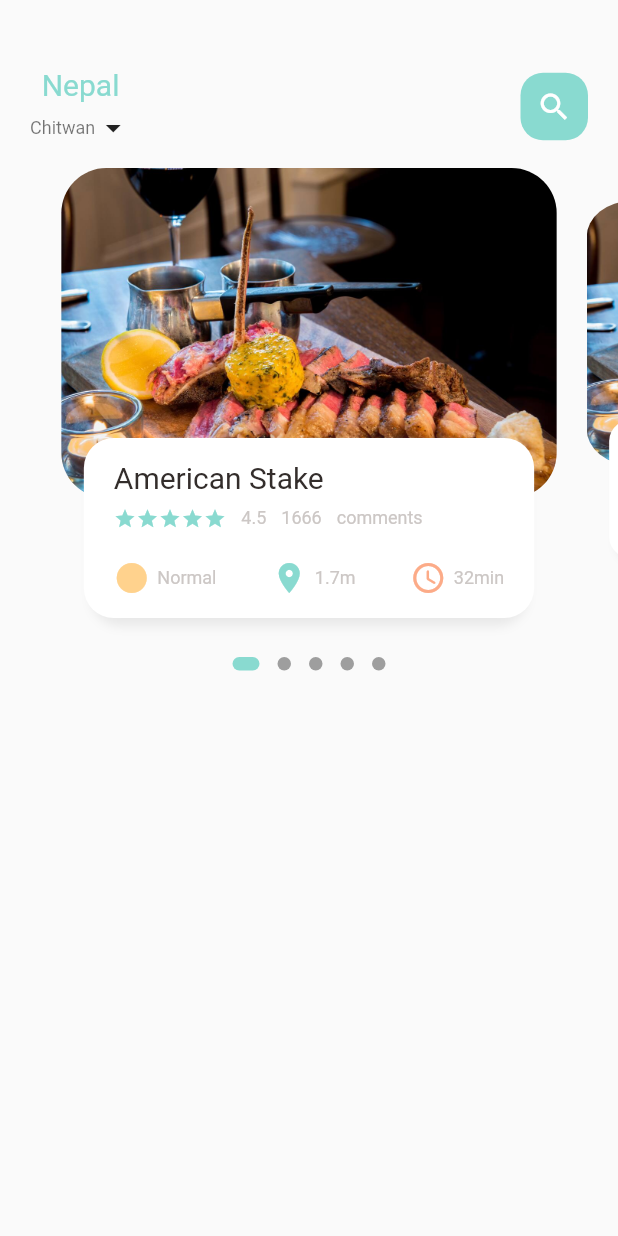
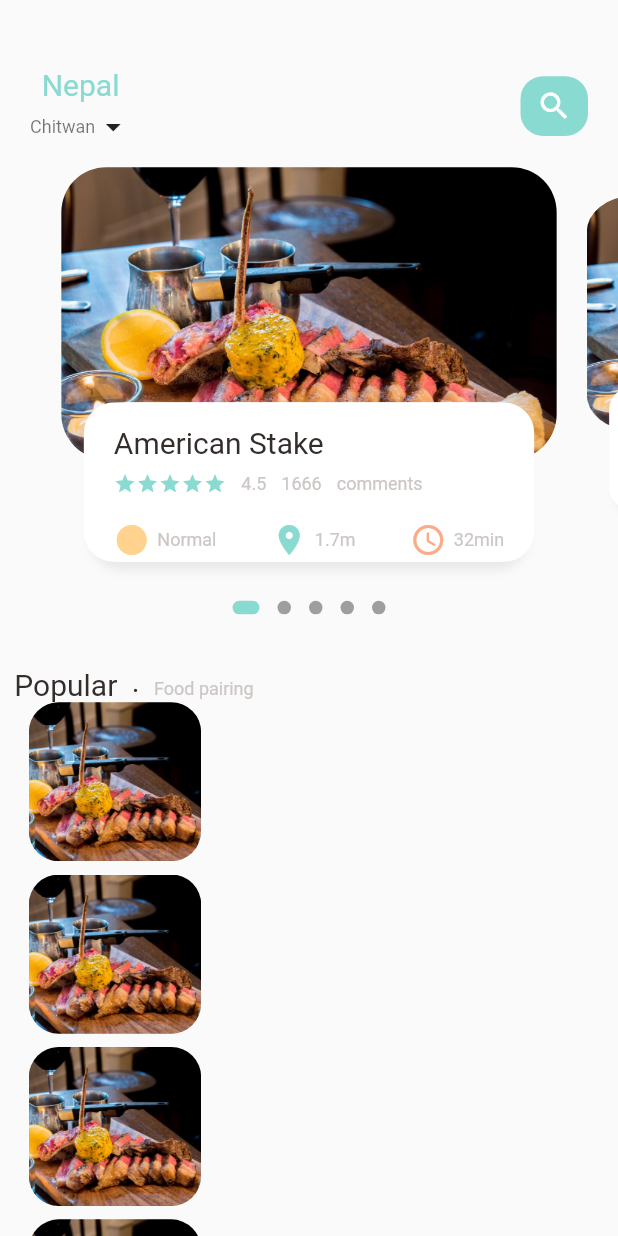
Before and after one commit to Kingyakstha/flutter, a Flutter app: the screen it shows after launch, on a phone screen of 412 x 824 dp. Run offline on Flutter 3.47's test engine with Material 2 defaults, Android fonts, the phone set to English and light mode, and no system bars; drawn by our look-alikes of dots_indicator; our stand-ins replace get.

Commit message:
end of day 1

```diff
--- a/lib/home/food_page_body.dart
+++ b/lib/home/food_page_body.dart
@@ -1,6 +1,7 @@
 import 'package:dots_indicator/dots_indicator.dart';
 import 'package:flutter/material.dart';
 import 'package:flutter_projects/utils/colors.dart';
+import 'package:flutter_projects/utils/dimentions.dart';
 import 'package:flutter_projects/widgets/big_text.dart';
 import 'package:flutter_projects/widgets/icon_text_widget.dart';
 import 'package:flutter_projects/widgets/small_text.dart';
@@ -15,8 +16,8 @@ class FoodPageBody extends StatefulWidget {
 class _FoodPageBodyState extends State<FoodPageBody> {
   PageController pageController = PageController(viewportFraction: 0.85);
   var _currPageValue = 0.0;
-  double _scaleFactor = 0.8;
-  double _height = 220;
+  final double _scaleFactor = 0.8;
+  final double _height = Dimensions.pageViewContainer;
   @override
   void initState() {
     super.initState();
@@ -37,7 +38,7 @@ class _FoodPageBodyState extends State<FoodPageBody> {
     return Column(children: [
       SizedBox(
         //color: Colors.redAccent,
-        height: 320,
+        height: Dimensions.pageView,
         child: PageView.builder(
             controller: pageController,
             itemCount: 5,
@@ -55,6 +56,63 @@ class _FoodPageBodyState extends State<FoodPageBody> {
           activeShape:
               RoundedRectangleBorder(borderRadius: BorderRadius.circular(5.0)),
         ),
+      ),
+      SizedBox(
+        height: Dimensions.height30,
+      ),
+      Container(
+        // decoration: BoxDecoration(color: Colors.red),
+        margin: EdgeInsets.only(
+            left: Dimensions.width10), //(left: Dimensions.width30),
+        child: Row(
+          crossAxisAlignment: CrossAxisAlignment.end,
+          children: [
+            BigText(text: "Popular"),
+            SizedBox(
+              width: Dimensions.width10,
+            ),
+            Container(
+                margin: const EdgeInsets.only(bottom: 3),
+                child: BigText(text: ".")),
+            SizedBox(
+              width: Dimensions.width10,
+            ),
+            Container(
+                margin: const EdgeInsets.only(bottom: 2),
+                child: SmallText(text: "Food pairing")),
+          ],
+        ),
+      ),
+      Container(
+        height: 900,
+        // decoration: BoxDecoration(color: Colors.yellow),
+        child: ListView.builder(
+            physics: NeverScrollableScrollPhysics(),
+            shrinkWrap: true,
+            itemCount: 10,
+            itemBuilder: (context, index) {
+              return Container(
+                  margin: EdgeInsets.only(
+                      left: Dimensions.width20,
+                      right: Dimensions.width20,
+                      bottom: Dimensions.height10),
+                  //decoration: BoxDecoration(color: Colors.black),
+                  child: Row(
+                    children: [
+                      Container(
+                        //margin: EdgeInsets.only(bottom: Dimensions.height10),
+                        height: Dimensions.height120,
+                        width: Dimensions.width120,
+                        decoration: BoxDecoration(
+                            borderRadius: BorderRadius.circular(20),
+                            color: Colors.white38,
+                            image: DecorationImage(
+                                image: AssetImage("assets/images/meat.jpg"),
+                                fit: BoxFit.cover)),
+                      ),
+                    ],
+                  ));
+            }),
       )
     ]);
   }
@@ -88,7 +146,7 @@ class _FoodPageBodyState extends State<FoodPageBody> {
       transform: matrix,
       child: Stack(children: [
         Container(
-          height: 220,
+          height: Dimensions.pageViewContainer,
           margin: const EdgeInsets.only(left: 10, right: 10),
           decoration: BoxDecoration(
             borderRadius: BorderRadius.circular(30),
@@ -100,8 +158,8 @@ class _FoodPageBodyState extends State<FoodPageBody> {
         Align(
           alignment: Alignment.bottomCenter,
           child: Container(
-            height: 120,
-            width: 350,
+            height: Dimensions.pageViewTextContainer,
+            //width: 350,
             margin: const EdgeInsets.only(left: 30, right: 30, bottom: 20),
             decoration: BoxDecoration(
                 borderRadius: BorderRadius.circular(20),
@@ -124,7 +182,7 @@ class _FoodPageBodyState extends State<FoodPageBody> {
                 crossAxisAlignment: CrossAxisAlignment.start,
                 children: [
                   BigText(text: "American Stake"),
-                  const SizedBox(height: 8),
+                  SizedBox(height: Dimensions.height10),
                   Row(
                     // mainAxisAlignment: MainAxisAlignment.spaceBetween,
                     children: [
@@ -142,8 +200,8 @@ class _FoodPageBodyState extends State<FoodPageBody> {
                       SmallText(text: "comments"),
                     ],
                   ),
-                  const SizedBox(
-                    height: 20,
+                  SizedBox(
+                    height: Dimensions.height20,
                   ),
                   Row(
                     mainAxisAlignment: MainAxisAlignment.spaceBetween,
--- a/lib/home/main_food_page.dart
+++ b/lib/home/main_food_page.dart
@@ -1,6 +1,7 @@
 import 'package:flutter/material.dart';
 import 'package:flutter_projects/home/food_page_body.dart';
 import 'package:flutter_projects/utils/colors.dart';
+import 'package:flutter_projects/utils/dimentions.dart';
 import 'package:flutter_projects/widgets/big_text.dart';
 import 'package:flutter_projects/widgets/small_text.dart';
 
@@ -14,7 +15,7 @@ class MainFoodPage extends StatefulWidget {
 class _MainFoodPageState extends State<MainFoodPage> {
   @override
   Widget build(BuildContext context) {
-    print("current height is " + MediaQuery.of(context).size.height.toString());
+    // print("current height is " + MediaQuery.of(context).size.width.toString());
     return Scaffold(
         body: Column(children: [
       Container(
@@ -30,7 +31,7 @@ class _MainFoodPageState extends State<MainFoodPage> {
                         text: "Nepal",
                         color: AppColors.mainColor,
                       ),
-                      const SizedBox(height: 5),
+                      SizedBox(height: Dimensions.height5),
                       Row(children: [
                         SmallText(
                           text: "Chitwan",
@@ -42,7 +43,7 @@ class _MainFoodPageState extends State<MainFoodPage> {
                   ),
                   Container(
                     width: 45,
-                    height: 45,
+                    height: Dimensions.height45,
                     decoration: BoxDecoration(
                       borderRadius: BorderRadius.circular(15),
                       color: AppColors.mainColor,
@@ -54,7 +55,8 @@ class _MainFoodPageState extends State<MainFoodPage> {
                   )
                 ])),
       ),
-      FoodPageBody(),
+      Expanded(child: SingleChildScrollView(child: FoodPageBody())),
+      // FoodPageBody(),
     ]));
   }
 }
--- a/lib/main.dart
+++ b/lib/main.dart
@@ -1,7 +1,8 @@
 import 'package:flutter/material.dart';
 import 'package:flutter_projects/home/main_food_page.dart';
+import 'package:get/get.dart';
 
-void main() => runApp(const MaterialApp(
+void main() => runApp(const GetMaterialApp(
       debugShowCheckedModeBanner: false,
       home: MainFoodPage(),
     ));
--- a/lib/utils/dimentions.dart
+++ b/lib/utils/dimentions.dart
@@ -0,0 +1,26 @@
+import 'package:get/get.dart';
+
+class Dimensions {
+  static double screenHeight = Get.context!.height;
+  static double screenWidth = Get.context!.width;
+  //932/220 4.23;
+  static double pageViewContainer = screenHeight / 4.23;
+  static double pageViewTextContainer = screenHeight / 7.76;
+  static double pageView = screenHeight / 2.91;
+
+  //932
+  static double height10 = screenHeight / 93.2;
+  static double height20 = height10 * 2;
+  static double height5 = height10 / 2;
+  static double height45 = height5 * 9;
+  static double height30 = height10 * 3;
+  static double height120 = height10 * 12;
+
+  //430
+  static double width10 = screenWidth / 43;
+  static double width20 = width10 * 2;
+  static double width5 = width10 / 2;
+  static double width45 = width5 * 9;
+  static double width30 = width10 * 3;
+  static double width120 = width10 * 12;
+}
```
